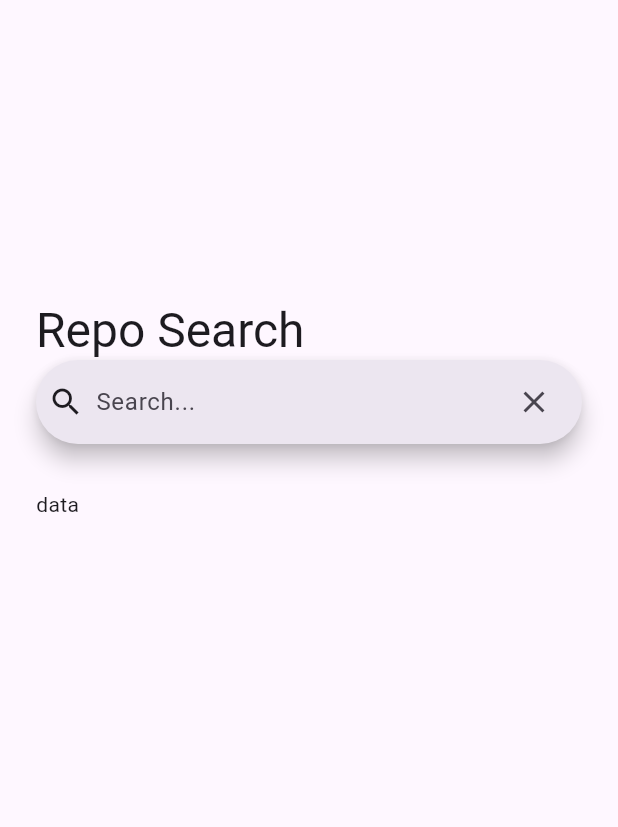
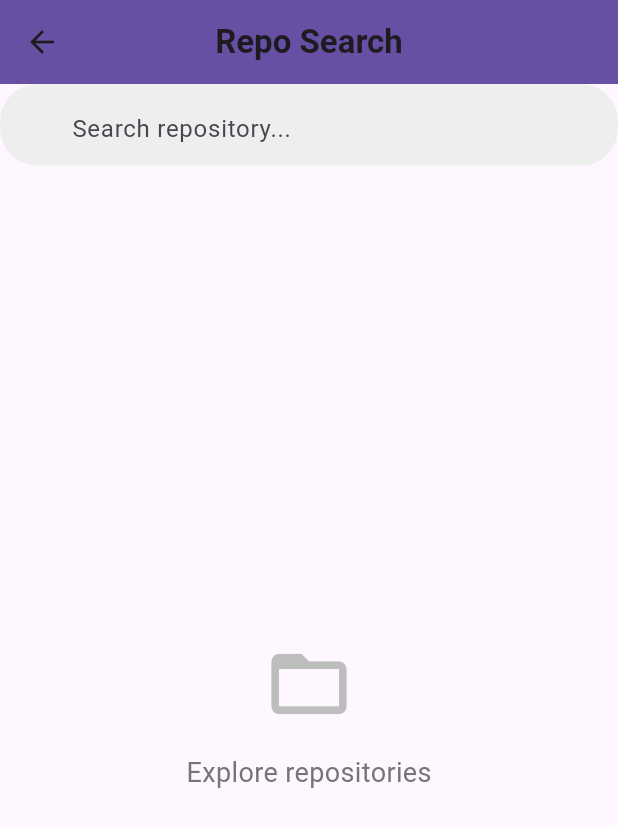
Before and after one commit to LOVELESSG/github_search_flutter, a Flutter app: the HomePage screen opened directly, on a phone screen of 412 x 824 dp. Shown: the top 827 px of the screen. Run offline on Flutter 3.47's test engine with Material 3 defaults, Android fonts, the phone set to English and light mode, and no system bars; missing offline and left inert: flutter_quill.

Commit message:
optimize the homepage UI

```diff
--- a/lib/home.dart
+++ b/lib/home.dart
@@ -11,7 +11,7 @@ class HomePage extends StatefulWidget {
 class _HomePageState extends State<HomePage> {
   final _searchController = TextEditingController();
   var _searchText = '';
-  var _items = [
+  final _items = [
     'flutter',
     'Kotlin',
     'Dart',
@@ -26,10 +26,16 @@ class _HomePageState extends State<HomePage> {
   void _updateSearch(String value) {
     setState(() {
       _searchText = value;
+      if (_searchText.isEmpty) {
+        _isSearching = false;
+        _searchResults = [];
+      }
     });
   }
 
   void _searchRepo(String value) {
+    if (_searchText.isEmpty) return;
+
     setState(() {
       _isSearching = true;
       _searchResults =
@@ -54,7 +60,95 @@ class _HomePageState extends State<HomePage> {
   @override
   Widget build(BuildContext context) {
     return Scaffold(
-      body: SafeArea(
+      appBar: AppBar(
+        title: Text(
+          'Repo Search',
+          style: TextStyle(fontWeight: FontWeight.bold),
+        ),
+        centerTitle: true,
+        backgroundColor: Theme.of(context).primaryColor,
+        elevation: 0,
+      ),
+      body: Column(
+        children: <Widget>[
+          TextField(
+            controller: _searchController,
+            decoration: InputDecoration(
+              hintText: 'Search repository...',
+              prefix: Icon(Icons.search),
+              suffixIcon:
+                  _isSearching && _searchText.isNotEmpty
+                      ? IconButton(
+                        onPressed: _stopSearching,
+                        icon: Icon(Icons.clear),
+                      )
+                      : null,
+              border: OutlineInputBorder(
+                borderRadius: BorderRadius.circular(25.0),
+                borderSide: BorderSide.none,
+              ),
+              filled: true,
+              fillColor: Colors.grey[200],
+              contentPadding: EdgeInsets.symmetric(
+                horizontal: 20,
+                vertical: 12,
+              ),
+            ),
+            onChanged: _updateSearch,
+            onSubmitted: _searchRepo,
+          ),
+          const SizedBox(height: 20.0),
+          if (_isSearching)
+            Expanded(
+              child:
+                  _searchResults.isEmpty
+                      ? Center(
+                        child: Text(
+                          'No results found for "$_searchText"',
+                          style: TextStyle(
+                            fontSize: 16,
+                            color: Colors.grey[600],
+                          ),
+                        ),
+                      )
+                      : ListView.separated(
+                        separatorBuilder: (context, index) => Divider(),
+                        itemCount: _searchResults.length,
+                        itemBuilder: (context, index) {
+                          return ListTile(
+                            title: Text(_searchResults[index]),
+                            leading: Icon(Icons.book),
+                            onTap: () {
+                              Navigator.push(
+                                context,
+                                MaterialPageRoute(
+                                  builder: (context) => const RepoDetail(),
+                                ),
+                              );
+                            },
+                          );
+                        },
+                      ),
+            )
+          else
+            Expanded(
+              child: Center(
+                child: Column(
+                  mainAxisAlignment: MainAxisAlignment.center,
+                  children: [
+                    Icon(Icons.folder_open, size: 60, color: Colors.grey[400]),
+                    SizedBox(height: 16),
+                    Text(
+                      'Explore repositories',
+                      style: TextStyle(fontSize: 18, color: Colors.grey[600]),
+                    ),
+                  ],
+                ),
+              ),
+            ),
+        ],
+      ),
+      /*body: SafeArea(
         child: ListView(
           padding: EdgeInsets.symmetric(horizontal: 24.0),
           children: <Widget>[
@@ -90,7 +184,8 @@ class _HomePageState extends State<HomePage> {
                   },
                   child: Text(_searchResults[i]),
                 )
-            /*Column(
+            */
+      /*Column(
                 children: <Widget>[
                   //for (int i = 0; i<_searchResults.length; i++) Text(_searchResults[i]),
                   ListView.builder(
@@ -101,14 +196,17 @@ class _HomePageState extends State<HomePage> {
                   ),
                 ],
               )*/
+      /*
             else
               Text('data'),
-            /*_isSearching && _searchResults.isNotEmpty
+            */
+      /*_isSearching && _searchResults.isNotEmpty
                 ? Text(_searchResults.length.toString())
                 : Text('data'),*/
+      /*
           ],
         ),
-      ),
+      ),*/
     );
   }
 }
```
